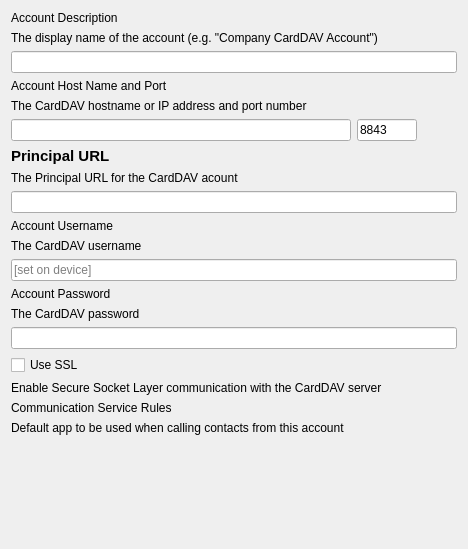
Above: FWAdminLib/Configurator/ContactsForm.ui from fw-dev/translations before the change. Below: the same form after it.
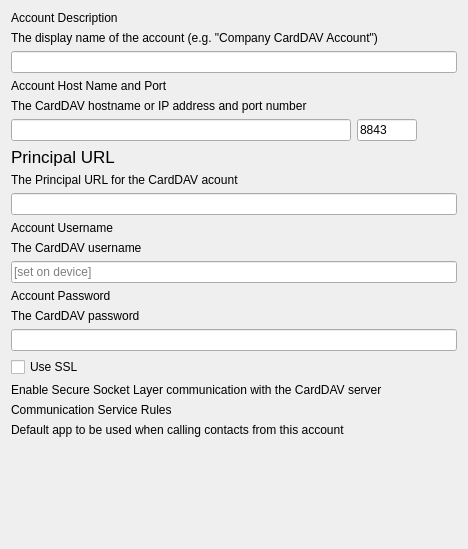
That is the form after the change. Custom widgets are drawn as their Qt base class.

Patch:
```diff
--- a/FWAdminLib/Configurator/ContactsForm.ui
+++ b/FWAdminLib/Configurator/ContactsForm.ui
@@ -174,9 +174,9 @@
     <widget class="QLabel" name="label_5">
      <property name="font">
       <font>
-       <pointsize>11</pointsize>
-       <weight>75</weight>
-       <bold>true</bold>
+       <pointsize>13</pointsize>
+       <weight>50</weight>
+       <bold>false</bold>
       </font>
      </property>
      <property name="text">
```
